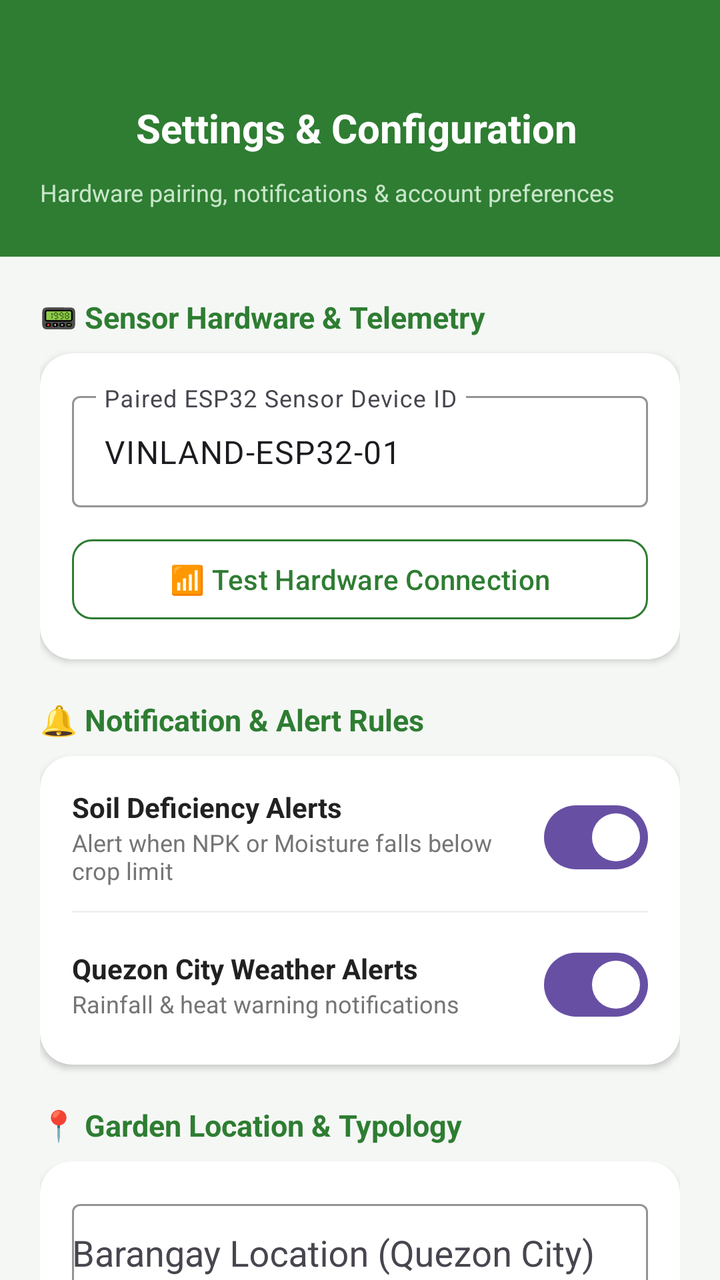
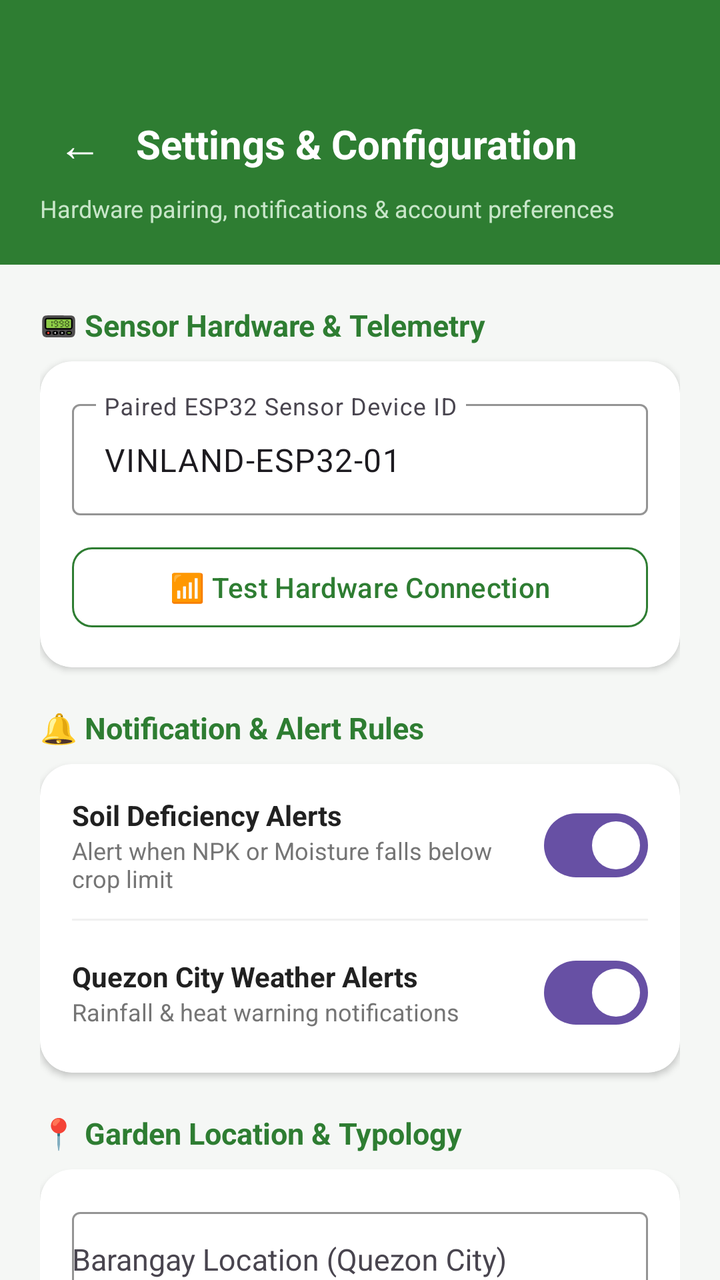

The first picture is an Android layout as it rendered before a commit; the second is the same layout after the commit. The layout source and the unified diff follow.
<!-- AndroidManifest.xml: application theme Theme.Vinland -->
<!-- res/layout/activity_settings.xml -->
<?xml version="1.0" encoding="utf-8"?>
<androidx.core.widget.NestedScrollView xmlns:android="http://schemas.android.com/apk/res/android"
    xmlns:app="http://schemas.android.com/apk/res-auto"
    android:layout_width="match_parent"
    android:layout_height="match_parent"
    android:background="#F5F7F5"
    android:fillViewport="true">

    <LinearLayout
        android:layout_width="match_parent"
        android:layout_height="wrap_content"
        android:orientation="vertical">

        
        <LinearLayout
            android:layout_width="match_parent"
            android:layout_height="wrap_content"
            android:orientation="vertical"
            android:background="#2E7D32"
            android:paddingStart="20dp"
            android:paddingEnd="20dp"
            android:paddingTop="44dp"
            android:paddingBottom="24dp">

            <LinearLayout
                android:layout_width="match_parent"
                android:layout_height="wrap_content"
                android:orientation="horizontal"
                android:gravity="center_vertical">

                <com.google.android.material.button.MaterialButton
                    android:id="@+id/btnBack"
                    style="@style/Widget.Material3.Button.IconButton"
                    android:layout_width="40dp"
                    android:layout_height="40dp"
                    android:text="←"
                    android:textColor="#FFFFFF"
                    android:textSize="20sp" />

                <TextView
                    android:layout_width="wrap_content"
                    android:layout_height="wrap_content"
                    android:layout_marginStart="8dp"
                    android:text="Settings &amp; Configuration"
                    android:textSize="20sp"
                    android:textStyle="bold"
                    android:textColor="#FFFFFF" />
            </LinearLayout>

            <TextView
                android:layout_width="wrap_content"
                android:layout_height="wrap_content"
                android:layout_marginTop="4dp"
                android:text="Hardware pairing, notifications &amp; account preferences"
                android:textSize="12sp"
                android:textColor="#C8E6C9" />
        </LinearLayout>

        
        <LinearLayout
            android:layout_width="match_parent"
            android:layout_height="wrap_content"
            android:orientation="vertical"
            android:padding="20dp">

            
            <TextView
                android:layout_width="wrap_content"
                android:layout_height="wrap_content"
                android:text="📟 Sensor Hardware &amp; Telemetry"
                android:textSize="15sp"
                android:textStyle="bold"
                android:textColor="#2E7D32"
                android:layout_marginBottom="8dp" />

            <com.google.android.material.card.MaterialCardView
                android:layout_width="match_parent"
                android:layout_height="wrap_content"
                app:cardCornerRadius="16dp"
                app:cardElevation="2dp"
                app:strokeWidth="0dp"
                app:cardBackgroundColor="#FFFFFF">

                <LinearLayout
                    android:layout_width="match_parent"
                    android:layout_height="wrap_content"
                    android:orientation="vertical"
                    android:padding="16dp">

                    <com.google.android.material.textfield.TextInputLayout
                        style="@style/Widget.Material3.TextInputLayout.OutlinedBox"
                        android:layout_width="match_parent"
                        android:layout_height="wrap_content"
                        android:hint="Paired ESP32 Sensor Device ID"
                        app:boxStrokeColor="#2E7D32">

                        <com.google.android.material.textfield.TextInputEditText
                            android:id="@+id/etSensorDeviceId"
                            android:layout_width="match_parent"
                            android:layout_height="wrap_content"
                            android:text="VINLAND-ESP32-01"
                            android:inputType="textCapCharacters" />
                    </com.google.android.material.textfield.TextInputLayout>

                    <com.google.android.material.button.MaterialButton
                        android:id="@+id/btnTestSensor"
                        style="@style/Widget.Material3.Button.OutlinedButton"
                        android:layout_width="match_parent"
                        android:layout_height="48dp"
                        android:layout_marginTop="12dp"
                        android:text="📶 Test Hardware Connection"
                        android:textColor="#2E7D32"
                        app:strokeColor="#2E7D32"
                        app:cornerRadius="10dp" />

                </LinearLayout>
            </com.google.android.material.card.MaterialCardView>

            
            <TextView
                android:layout_width="wrap_content"
                android:layout_height="wrap_content"
                android:layout_marginTop="20dp"
                android:text="🔔 Notification &amp; Alert Rules"
                android:textSize="15sp"
                android:textStyle="bold"
                android:textColor="#2E7D32"
                android:layout_marginBottom="8dp" />

            <com.google.android.material.card.MaterialCardView
                android:layout_width="match_parent"
                android:layout_height="wrap_content"
                app:cardCornerRadius="16dp"
                app:cardElevation="2dp"
                app:strokeWidth="0dp"
                app:cardBackgroundColor="#FFFFFF">

                <LinearLayout
                    android:layout_width="match_parent"
                    android:layout_height="wrap_content"
                    android:orientation="vertical"
                    android:padding="16dp">

                    <LinearLayout
                        android:layout_width="match_parent"
                        android:layout_height="wrap_content"
                        android:orientation="horizontal"
                        android:gravity="center_vertical">

                        <LinearLayout
                            android:layout_width="0dp"
                            android:layout_height="wrap_content"
                            android:layout_weight="1"
                            android:orientation="vertical">

                            <TextView
                                android:layout_width="wrap_content"
                                android:layout_height="wrap_content"
                                android:text="Soil Deficiency Alerts"
                                android:textStyle="bold"
                                android:textColor="#212121"
                                android:textSize="14sp" />

                            <TextView
                                android:layout_width="wrap_content"
                                android:layout_height="wrap_content"
                                android:text="Alert when NPK or Moisture falls below crop limit"
                                android:textColor="#757575"
                                android:textSize="12sp" />
                        </LinearLayout>

                        <com.google.android.material.materialswitch.MaterialSwitch
                            android:id="@+id/switchSoilAlerts"
                            android:layout_width="wrap_content"
                            android:layout_height="wrap_content"
                            android:checked="true" />
                    </LinearLayout>

                    <View
                        android:layout_width="match_parent"
                        android:layout_height="1dp"
                        android:background="#F0F0F0"
                        android:layout_marginTop="12dp"
                        android:layout_marginBottom="12dp" />

                    <LinearLayout
                        android:layout_width="match_parent"
                        android:layout_height="wrap_content"
                        android:orientation="horizontal"
                        android:gravity="center_vertical">

                        <LinearLayout
                            android:layout_width="0dp"
                            android:layout_height="wrap_content"
                            android:layout_weight="1"
                            android:orientation="vertical">

                            <TextView
                                android:layout_width="wrap_content"
                                android:layout_height="wrap_content"
                                android:text="Quezon City Weather Alerts"
                                android:textStyle="bold"
                                android:textColor="#212121"
                                android:textSize="14sp" />

                            <TextView
                                android:layout_width="wrap_content"
                                android:layout_height="wrap_content"
                                android:text="Rainfall &amp; heat warning notifications"
                                android:textColor="#757575"
                                android:textSize="12sp" />
                        </LinearLayout>

                        <com.google.android.material.materialswitch.MaterialSwitch
                            android:id="@+id/switchWeatherAlerts"
                            android:layout_width="wrap_content"
                            android:layout_height="wrap_content"
                            android:checked="true" />
                    </LinearLayout>

                </LinearLayout>
            </com.google.android.material.card.MaterialCardView>

            
            <TextView
                android:layout_width="wrap_content"
                android:layout_height="wrap_content"
                android:layout_marginTop="20dp"
                android:text="📍 Garden Location &amp; Typology"
                android:textSize="15sp"
                android:textStyle="bold"
                android:textColor="#2E7D32"
                android:layout_marginBottom="8dp" />

            <com.google.android.material.card.MaterialCardView
                android:layout_width="match_parent"
                android:layout_height="wrap_content"
                app:cardCornerRadius="16dp"
                app:cardElevation="2dp"
                app:strokeWidth="0dp"
                app:cardBackgroundColor="#FFFFFF">

                <LinearLayout
                    android:layout_width="match_parent"
                    android:layout_height="wrap_content"
                    android:orientation="vertical"
                    android:padding="16dp">

                    <com.google.android.material.textfield.TextInputLayout
                        style="@style/Widget.Material3.TextInputLayout.OutlinedBox"
                        android:layout_width="match_parent"
                        android:layout_height="wrap_content"
                        android:hint="Barangay Location (Quezon City)"
                        app:boxStrokeColor="#2E7D32">

                        <AutoCompleteTextView
                            android:id="@+id/actvBarangay"
                            android:layout_width="match_parent"
                            android:layout_height="50dp"
                            android:inputType="text" />
                    </com.google.android.material.textfield.TextInputLayout>

                    <com.google.android.material.button.MaterialButton
                        android:id="@+id/btnResetPassword"
                        style="@style/Widget.Material3.Button.OutlinedButton"
                        android:layout_width="match_parent"
                        android:layout_height="48dp"
                        android:layout_marginTop="12dp"
                        android:text="🔑 Send Password Reset Email"
                        android:textColor="#2E7D32"
                        app:strokeColor="#2E7D32"
                        app:cornerRadius="10dp" />

                </LinearLayout>
            </com.google.android.material.card.MaterialCardView>

            
            <com.google.android.material.button.MaterialButton
                android:id="@+id/btnSaveSettings"
                android:layout_width="match_parent"
                android:layout_height="52dp"
                android:layout_marginTop="24dp"
                android:text="💾 Save Configuration Changes"
                android:textAllCaps="false"
                android:textSize="15sp"
                app:cornerRadius="12dp"
                app:backgroundTint="#2E7D32" />

            
            <com.google.android.material.card.MaterialCardView
                android:layout_width="match_parent"
                android:layout_height="wrap_content"
                android:layout_marginTop="20dp"
                app:cardCornerRadius="16dp"
                app:cardElevation="0dp"
                app:strokeWidth="0dp"
                app:cardBackgroundColor="#E8F5E9">

                <LinearLayout
                    android:layout_width="match_parent"
                    android:layout_height="wrap_content"
                    android:orientation="vertical"
                    android:padding="16dp"
                    android:gravity="center">

                    <TextView
                        android:layout_width="wrap_content"
                        android:layout_height="wrap_content"
                        android:text="🌿 Vinland Urban Agriculture Platform"
                        android:textStyle="bold"
                        android:textColor="#2E7D32"
                        android:textSize="14sp" />

                    <TextView
                        android:layout_width="wrap_content"
                        android:layout_height="wrap_content"
                        android:layout_marginTop="2dp"
                        android:text="Version 1.0.0 (Build 37) • Quezon City, PH"
                        android:textColor="#558B2F"
                        android:textSize="12sp" />
                </LinearLayout>
            </com.google.android.material.card.MaterialCardView>

        </LinearLayout>
    </LinearLayout>
</androidx.core.widget.NestedScrollView>
<!-- resources referenced by this layout -->
<resources>
  <style name="Theme.Vinland" parent="Base.Theme.Vinland" />
  <style name="Base.Theme.Vinland" parent="Theme.Material3.DayNight.NoActionBar">
          
          
      </style>
</resources>

<!-- the commit's change to res/layout/activity_settings.xml (unified diff, before → after) -->
@@ -19,8 +19,8 @@
             android:background="#2E7D32"
             android:paddingStart="20dp"
             android:paddingEnd="20dp"
-            android:paddingTop="44dp"
-            android:paddingBottom="24dp">
+            android:paddingTop="52dp"
+            android:paddingBottom="20dp">
 
             <LinearLayout
                 android:layout_width="match_parent"
@@ -28,14 +28,15 @@
                 android:orientation="horizontal"
                 android:gravity="center_vertical">
 
-                <com.google.android.material.button.MaterialButton
+                <TextView
                     android:id="@+id/btnBack"
-                    style="@style/Widget.Material3.Button.IconButton"
                     android:layout_width="40dp"
                     android:layout_height="40dp"
+                    android:gravity="center"
                     android:text="←"
                     android:textColor="#FFFFFF"
-                    android:textSize="20sp" />
+                    android:textSize="22sp"
+                    android:padding="4dp" />
 
                 <TextView
                     android:layout_width="wrap_content"
@@ -256,7 +257,9 @@
                         <AutoCompleteTextView
                             android:id="@+id/actvBarangay"
                             android:layout_width="match_parent"
-                            android:layout_height="50dp"
+                            android:layout_height="wrap_content"
+                            android:paddingVertical="14dp"
+                            android:textSize="15sp"
                             android:inputType="text" />
                     </com.google.android.material.textfield.TextInputLayout>
 
